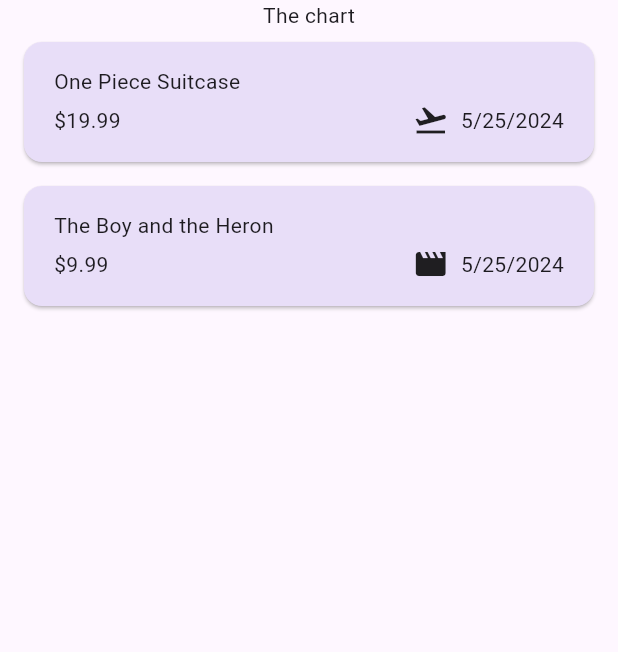
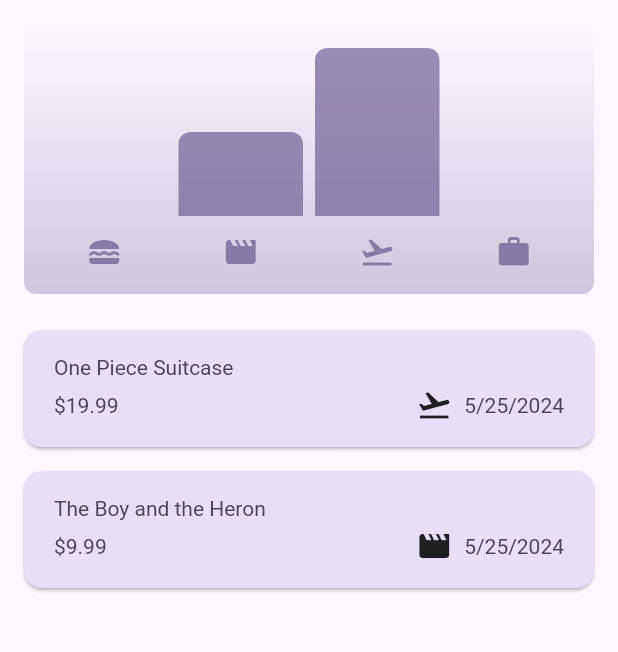
Before and after one commit to Pirate-Hunter-Zoro/Expense-Tracker, a Flutter app: the screen it shows after launch, on a phone screen of 412 x 824 dp, the part 84-736 px from its top. Run offline on Flutter 3.47's test engine with Material 3 defaults, Android fonts, the phone set to English and light mode, and no system bars.

Commit message:
completed expense tracker app

```diff
--- a/lib/expenses.dart
+++ b/lib/expenses.dart
@@ -1,5 +1,6 @@
 import 'package:flutter/material.dart';
 import 'package:tracker_app/new_expense.dart';
+import 'package:tracker_app/widgets/chart/chart.dart';
 import 'package:tracker_app/widgets/expenses_list/expenses_list.dart';
 import 'package:tracker_app/models/expense.dart';
 
@@ -101,7 +102,14 @@ class _ExpensesState extends State<Expenses> {
         ],
       ),
       body: Column(
-        children: [const Text('The chart'), Expanded(child: mainContent)],
+        children: [
+          Chart(
+            expenses: _registeredExpenses,
+          ),
+          Expanded(
+            child: mainContent,
+          ),
+        ],
       ),
     );
   }
--- a/lib/main.dart
+++ b/lib/main.dart
@@ -53,6 +53,16 @@ class MyApp extends StatelessWidget {
                 color: kDarkColorScheme.onSecondaryContainer,
                 fontSize: 14,
               ),
+              titleMedium: TextStyle(
+                fontWeight: FontWeight.normal,
+                color: kDarkColorScheme.onSecondaryContainer,
+                fontSize: 12,
+              ),
+              titleSmall: TextStyle(
+                fontWeight: FontWeight.normal,
+                color: kDarkColorScheme.onSecondaryContainer,
+                fontSize: 10,
+              ),
             ),
         dropdownMenuTheme: ThemeData().dropdownMenuTheme.copyWith(
               textStyle: TextStyle(
--- a/lib/models/expense.dart
+++ b/lib/models/expense.dart
@@ -34,3 +34,26 @@ class Expense {
     return formatter.format(date);
   }
 }
+
+class ExpenseBucket {
+  const ExpenseBucket({required this.category, required this.expenses});
+
+  final Category category;
+  final List<Expense> expenses;
+
+  // New constructor - given all our expenses, just filter out the ones in this bucket's category
+  ExpenseBucket.forCategory(List<Expense> allExpenses, this.category)
+      : expenses = allExpenses
+            .where((expense) => (expense.category == category))
+            .toList();
+
+  double get totalExpenses {
+    double sum = 0;
+
+    for (final expense in expenses) {
+      sum += expense.amount;
+    }
+
+    return sum;
+  }
+}
--- /dev/null
+++ b/lib/widgets/chart/chart.dart
@@ -0,0 +1,100 @@
+import 'package:flutter/material.dart';
+
+import 'package:tracker_app/widgets/chart/chart_bar.dart';
+import 'package:tracker_app/models/expense.dart';
+
+/*
+THIS FILW WAS COPIED FROM THE COURSE AS INSTRUCTED
+*/
+class Chart extends StatelessWidget {
+  const Chart({super.key, required this.expenses});
+
+  final List<Expense> expenses;
+
+  List<ExpenseBucket> get buckets {
+    return [
+      ExpenseBucket.forCategory(expenses, Category.food),
+      ExpenseBucket.forCategory(expenses, Category.leisure),
+      ExpenseBucket.forCategory(expenses, Category.travel),
+      ExpenseBucket.forCategory(expenses, Category.work),
+    ];
+  }
+
+  double get maxTotalExpense {
+    double maxTotalExpense = 0;
+
+    for (final bucket in buckets) {
+      if (bucket.totalExpenses > maxTotalExpense) {
+        maxTotalExpense = bucket.totalExpenses;
+      }
+    }
+
+    return maxTotalExpense;
+  }
+
+  @override
+  Widget build(BuildContext context) {
+    final isDarkMode =
+        MediaQuery.of(context).platformBrightness == Brightness.dark;
+    // MediaQuery gives you information about the environment your app is running in.
+    // Are you in dark or light mode? You may care to know...
+    return Container(
+      margin: const EdgeInsets.all(16),
+      padding: const EdgeInsets.symmetric(
+        vertical: 16,
+        horizontal: 8,
+      ),
+      width: double.infinity,
+      height: 180,
+      decoration: BoxDecoration(
+        borderRadius: BorderRadius.circular(8),
+        gradient: LinearGradient(
+          colors: [
+            Theme.of(context).colorScheme.primary.withOpacity(0.3),
+            Theme.of(context).colorScheme.primary.withOpacity(0.0)
+          ],
+          begin: Alignment.bottomCenter,
+          end: Alignment.topCenter,
+        ),
+      ),
+      child: Column(
+        children: [
+          Expanded(
+            child: Row(
+              crossAxisAlignment: CrossAxisAlignment.end,
+              children: [
+                for (final bucket in buckets) // alternative to map()
+                  ChartBar(
+                    fill: bucket.totalExpenses == 0
+                        ? 0
+                        : bucket.totalExpenses / maxTotalExpense,
+                  )
+              ],
+            ),
+          ),
+          const SizedBox(height: 12),
+          Row(
+            children: buckets
+                .map(
+                  (bucket) => Expanded(
+                    child: Padding(
+                      padding: const EdgeInsets.symmetric(horizontal: 4),
+                      child: Icon(
+                        categoryIcons[bucket.category],
+                        color: isDarkMode
+                            ? Theme.of(context).colorScheme.secondary
+                            : Theme.of(context)
+                                .colorScheme
+                                .primary
+                                .withOpacity(0.7),
+                      ),
+                    ),
+                  ),
+                )
+                .toList(),
+          )
+        ],
+      ),
+    );
+  }
+}
--- /dev/null
+++ b/lib/widgets/chart/chart_bar.dart
@@ -0,0 +1,37 @@
+import 'package:flutter/material.dart';
+
+/*
+THIS FILW WAS COPIED FROM THE COURSE AS INSTRUCTED
+*/
+class ChartBar extends StatelessWidget {
+  const ChartBar({
+    super.key,
+    required this.fill,
+  });
+
+  final double fill;
+
+  @override
+  Widget build(BuildContext context) {
+    final isDarkMode =
+        MediaQuery.of(context).platformBrightness == Brightness.dark;
+    return Expanded(
+      child: Padding(
+        padding: const EdgeInsets.symmetric(horizontal: 4),
+        child: FractionallySizedBox(
+          heightFactor: fill,
+          child: DecoratedBox(
+            decoration: BoxDecoration(
+              shape: BoxShape.rectangle,
+              borderRadius:
+                  const BorderRadius.vertical(top: Radius.circular(8)),
+              color: isDarkMode
+                  ? Theme.of(context).colorScheme.secondary
+                  : Theme.of(context).colorScheme.primary.withOpacity(0.65),
+            ),
+          ),
+        ),
+      ),
+    );
+  }
+}
--- a/lib/widgets/expenses_list/expense_item.dart
+++ b/lib/widgets/expenses_list/expense_item.dart
@@ -19,6 +19,7 @@ class ExpenseItem extends StatelessWidget {
               children: [
                 Text(
                   expense.title,
+                  style: Theme.of(context).textTheme.titleLarge,
                 ),
                 const Spacer(),
               ],
@@ -28,7 +29,10 @@ class ExpenseItem extends StatelessWidget {
             ),
             Row(
               children: [
-                Text('\$${expense.amount.toStringAsFixed(2)}'), // 2 decimals
+                Text(
+                  '\$${expense.amount.toStringAsFixed(2)}',
+                  style: Theme.of(context).textTheme.titleLarge,
+                ), // 2 decimals
                 // Group the next pieces of information together
                 const Spacer(), // Push whatever is left to the left, and whatever is to the right to the right
                 Row(
@@ -37,7 +41,10 @@ class ExpenseItem extends StatelessWidget {
                     const SizedBox(
                       width: 8,
                     ),
-                    Text(expense.formattedDate),
+                    Text(
+                      expense.formattedDate,
+                      style: Theme.of(context).textTheme.titleLarge,
+                    ),
                   ],
                 ),
               ],
```
Also changed, not shown: 1 other file.
